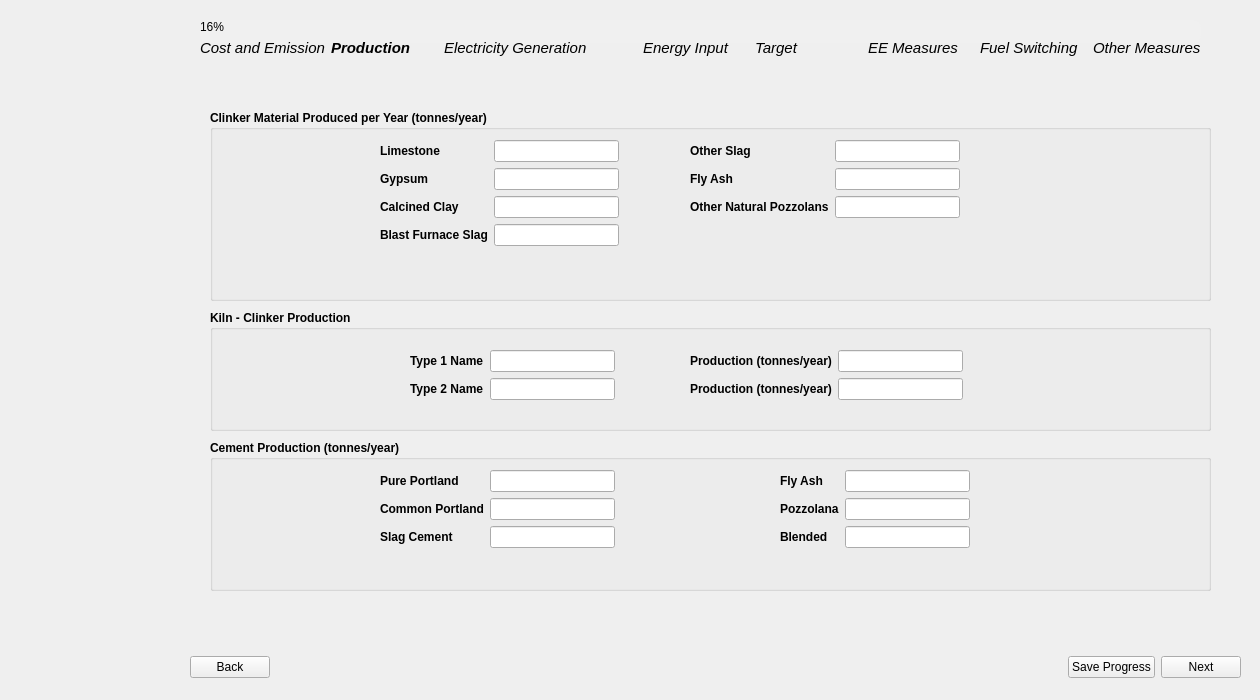
Qt form 00_BEST_windows/ui_files_latest/Page3_ProductionInput_qwidget.ui (WongCurtis95/lbnl_best_public) before a commit.
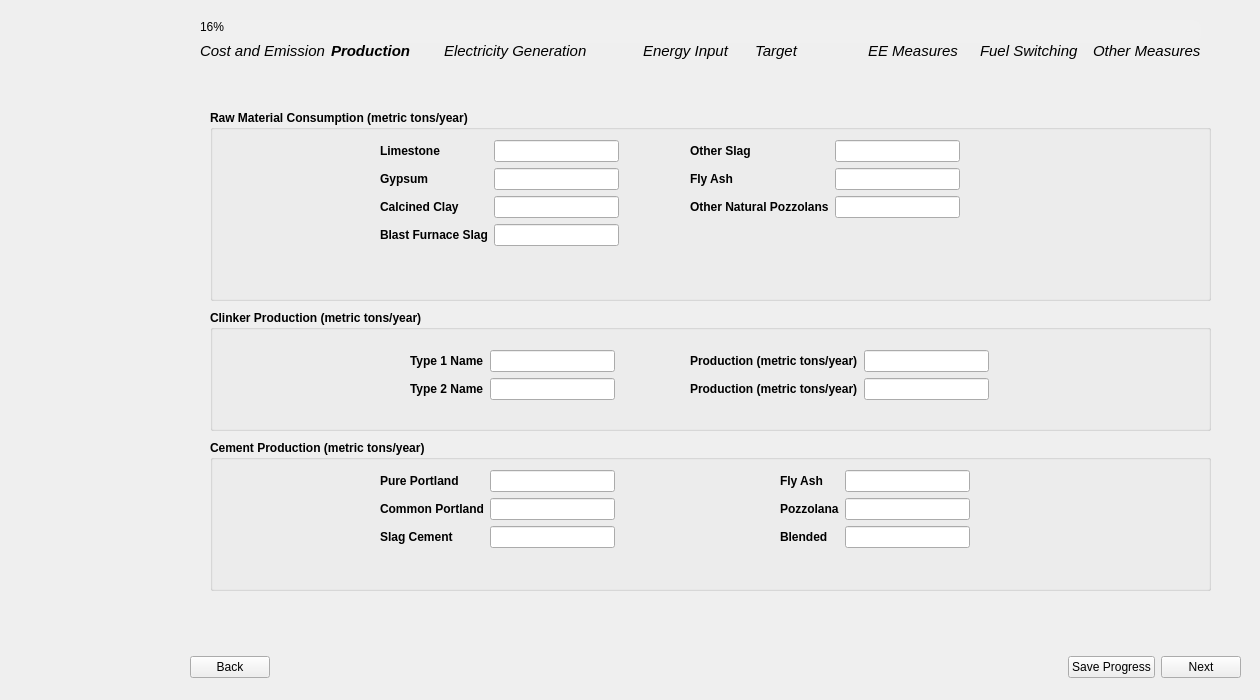
The same form after that commit. Icons and pictures are not drawn.

Diff of the .ui file:
```diff
--- a/00_BEST_windows/ui_files_latest/Page3_ProductionInput_qwidget.ui
+++ b/00_BEST_windows/ui_files_latest/Page3_ProductionInput_qwidget.ui
@@ -125,7 +125,7 @@
 myLineEdit-&gt;setFixedSize(200, 30)</string>
    </property>
    <property name="title">
-    <string>Clinker Material Produced per Year (tonnes/year)</string>
+    <string>Raw Material Consumption (metric tons/year)</string>
    </property>
    <widget class="QWidget" name="layoutWidget">
     <property name="geometry">
@@ -344,7 +344,7 @@
 myLineEdit-&gt;setFixedSize(200, 30)</string>
    </property>
    <property name="title">
-    <string>Kiln - Clinker Production</string>
+    <string>Clinker Production (metric tons/year)</string>
    </property>
    <widget class="QWidget" name="layoutWidget_2">
     <property name="geometry">
@@ -411,7 +411,7 @@
      <item row="0" column="0">
       <widget class="QLabel" name="production_1_label">
        <property name="text">
-        <string>Production (tonnes/year)</string>
+        <string>Production (metric tons/year)</string>
        </property>
       </widget>
      </item>
@@ -431,7 +431,7 @@
      <item row="1" column="0">
       <widget class="QLabel" name="production_2_label">
        <property name="text">
-        <string>Production (tonnes/year)</string>
+        <string>Production (metric tons/year)</string>
        </property>
       </widget>
      </item>
@@ -466,7 +466,7 @@
     </font>
    </property>
    <property name="title">
-    <string>Cement Production (tonnes/year)</string>
+    <string>Cement Production (metric tons/year)</string>
    </property>
    <widget class="QWidget" name="layoutWidget_4">
     <property name="geometry">
@@ -663,7 +663,7 @@
      <x>200</x>
      <y>40</y>
      <width>1001</width>
-     <height>16</height>
+     <height>22</height>
     </rect>
    </property>
    <layout class="QGridLayout" name="gridLayout_11">
```
